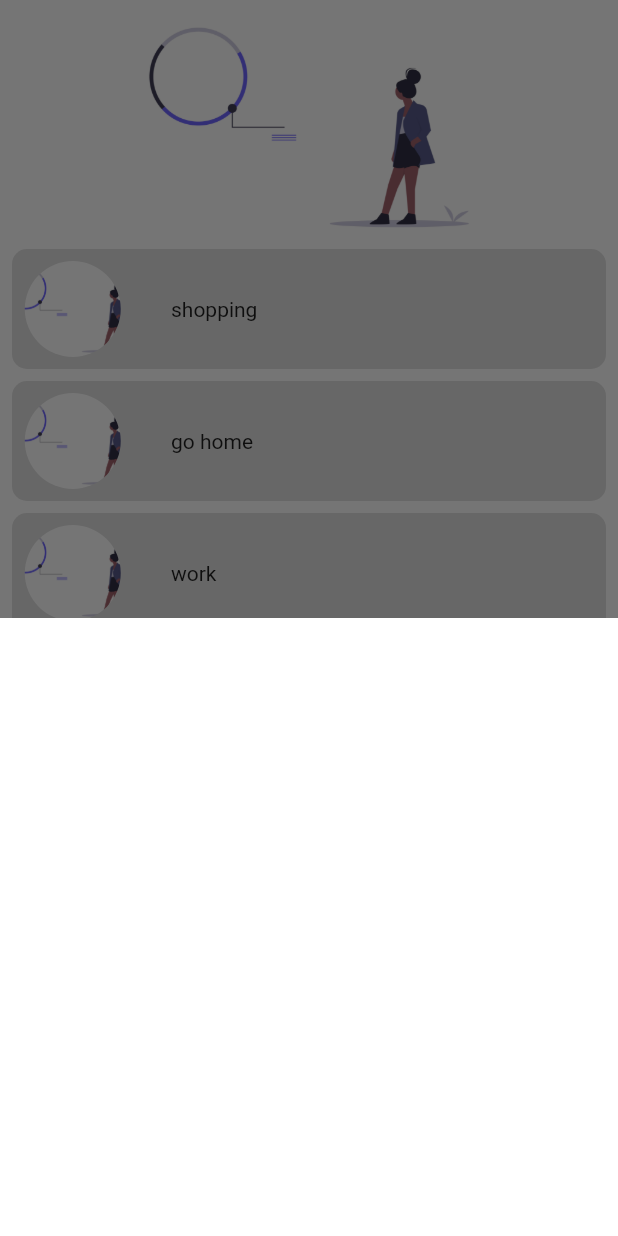
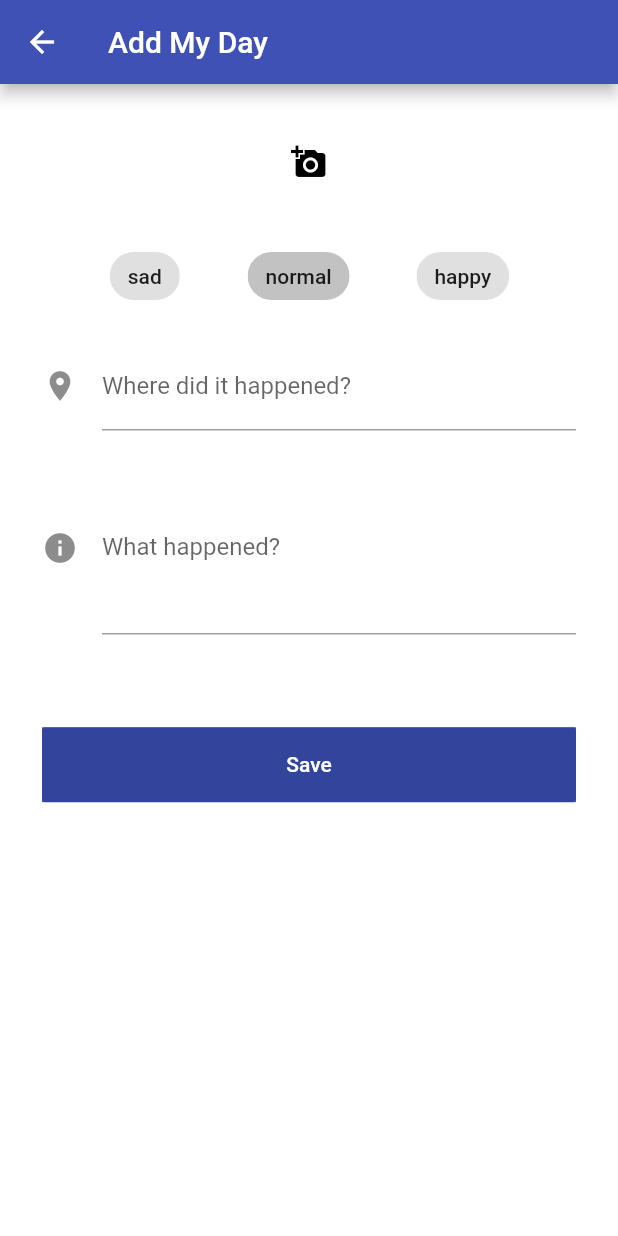
Before and after one commit to sambatlim/My_day, a Flutter app: the screen it shows after launch, after a tap on the "add" icon, on a phone screen of 412 x 824 dp. Run offline on Flutter 3.47's test engine with Material 2 defaults, Android fonts, the phone set to English and light mode, and no system bars; our stand-ins replace image_picker, sqflite; accounts and stored records are empty.

Commit message:
add new page and change the way we add "MyDay"

```diff
--- a/lib/main.dart
+++ b/lib/main.dart
@@ -1,4 +1,5 @@
 import 'package:flutter/material.dart';
+import 'package:flutter/services.dart';
 import 'package:my_day/ui/home_page.dart';
 
 void main() => runApp(MyApp());
@@ -7,6 +8,10 @@ class MyApp extends StatelessWidget {
   // This widget is the root of your application.
   @override
   Widget build(BuildContext context) {
+    SystemChrome.setPreferredOrientations([
+      DeviceOrientation.portraitUp,
+      DeviceOrientation.portraitDown,
+    ]);
     return MaterialApp(
       title: 'Flutter Demo',
       theme: ThemeData(
--- /dev/null
+++ b/lib/ui/add_myday.dart
@@ -0,0 +1,114 @@
+import 'dart:io';
+
+import 'package:flutter/cupertino.dart';
+import 'package:flutter/material.dart';
+import 'package:image_picker/image_picker.dart';
+
+class AddMyday extends StatefulWidget {
+  @override
+  _AddMydayState createState() => _AddMydayState();
+}
+
+class _AddMydayState extends State<AddMyday> {
+  List<String> _allStatus = ['sad', 'normal', 'happy'];
+  int _value = 1;
+  File _image;
+
+  Future getImage() async {
+    var image = await ImagePicker.pickImage(source: ImageSource.gallery);
+
+    setState(() {
+      _image = image;
+    });
+  }
+
+  @override
+  Widget build(BuildContext context) {
+    return Scaffold(
+      appBar: AppBar(
+        title: Text('Add My Day'),
+      ),
+      body: SafeArea(
+        child: Container(
+          child: Padding(
+            padding: const EdgeInsets.only(top: 20, right: 20, left: 20),
+            child: Form(
+              child: ListView(
+                children: <Widget>[
+                  Padding(
+                    padding: EdgeInsets.all(8),
+                    child: _image == null
+                        ? IconButton(
+                            icon: Icon(Icons.add_a_photo),
+                            color: Colors.black,
+                            onPressed: getImage,
+                          )
+                        : Container(
+                            width: 100, height: 100, child: Image.file(_image)),
+                  ),
+                  Padding(
+                    padding: const EdgeInsets.only(top: 20, left: 8, right: 8),
+                    child: Row(
+                      mainAxisAlignment: MainAxisAlignment.spaceEvenly,
+                      children: List<Widget>.generate(
+                        _allStatus.length,
+                        (int index) {
+                          return ChoiceChip(
+                            label: Text(_allStatus[index]),
+                            selected: _value == index,
+                            onSelected: (bool selected) {
+                              setState(() {
+                                _value = selected ? index : null;
+                              });
+                            },
+                          );
+                        },
+                      ).toList(),
+                    ),
+                  ),
+                  Padding(
+                    padding: const EdgeInsets.only(right: 8, left: 8, top: 20),
+                    child: TextFormField(
+                      decoration: const InputDecoration(
+                        icon: Icon(Icons.place),
+                        hintText: 'Where did it happen?',
+                        labelText: 'Where did it happened?',
+                      ),
+                    ),
+                  ),
+                  Padding(
+                    padding: const EdgeInsets.only(right: 8, left: 8, top: 20),
+                    child: TextFormField(
+                      maxLines: 4,
+                      decoration: const InputDecoration(
+                        icon: Icon(Icons.info),
+                        hintText: 'Describe what happended to you',
+                        labelText: 'What happened?',
+                      ),
+                    ),
+                  ),
+                  Container(
+                    width: MediaQuery.of(context).size.width - 50,
+                    height: 50,
+                    color: Colors.indigoAccent,
+                    margin: EdgeInsets.only(
+                        top: MediaQuery.of(context).size.width * 0.15,
+                        left: 8,
+                        right: 8),
+                    child: RaisedButton(
+                      child: Text(
+                        'Save',
+                        style: TextStyle(color: Colors.white),
+                      ),
+                      onPressed: null,
+                    ),
+                  ),
+                ],
+              ),
+            ),
+          ),
+        ),
+      ),
+    );
+  }
+}
--- a/lib/ui/home_page.dart
+++ b/lib/ui/home_page.dart
@@ -1,15 +1,13 @@
 import 'package:flutter/material.dart';
 import 'package:flutter/widgets.dart';
 
-class HomePage extends StatefulWidget {
+import 'add_myday.dart';
+
+class HomePage extends StatelessWidget {
   HomePage({Key key, this.title}) : super(key: key);
 
   final String title;
   @override
-  _HomePageState createState() => _HomePageState();
-}
-
-class _HomePageState extends State<HomePage> {
   final List<String> entries = <String>[
     'shopping',
     'go home',
@@ -18,6 +16,7 @@ class _HomePageState extends State<HomePage> {
     'go home',
     'work'
   ];
+
   final List<int> colorCodes = <int>[600, 500, 100];
   @override
   Widget build(BuildContext context) {
@@ -84,7 +83,8 @@ class _HomePageState extends State<HomePage> {
       floatingActionButton: new FloatingActionButton(
         child: Icon(Icons.add),
         onPressed: () {
-          _addNewToday(context);
+          Navigator.of(context).push(_createRoute());
+          ;
         },
       ),
       floatingActionButtonLocation: FloatingActionButtonLocation.centerDocked,
@@ -92,24 +92,20 @@ class _HomePageState extends State<HomePage> {
   }
 }
 
-Widget _header() {
-  return Container(
-    decoration: BoxDecoration(),
+Route _createRoute() {
+  return PageRouteBuilder(
+    pageBuilder: (context, animation, secondaryAnimation) => AddMyday(),
+    transitionsBuilder: (context, animation, secondaryAnimation, child) {
+      var begin = Offset(0.0, 1.0);
+      var end = Offset.zero;
+      var curve = Curves.ease;
+
+      var tween = Tween(begin: begin, end: end).chain(CurveTween(curve: curve));
+
+      return SlideTransition(
+        position: animation.drive(tween),
+        child: child,
+      );
+    },
   );
 }
-
-void _addNewToday(BuildContext context) {
-  showModalBottomSheet(
-      context: context,
-      builder: (builder) {
-        return new Container(
-          width: MediaQuery.of(context).size.width,
-          height: MediaQuery.of(context).size.height / 2,
-          decoration: new BoxDecoration(
-              color: Colors.white,
-              borderRadius: new BorderRadius.only(
-                  topLeft: const Radius.circular(10.0),
-                  topRight: const Radius.circular(10.0))),
-        );
-      });
-}
--- a/pubspec.yaml
+++ b/pubspec.yaml
@@ -21,6 +21,7 @@ dependencies:
     sdk: flutter
   sqflite: ^1.2.0
   path_provider: ^1.5.1
+  image_picker: ^0.6.2+3
 
   # The following adds the Cupertino Icons font to your application.
   # Use with the CupertinoIcons class for iOS style icons.
```
Also changed, not shown: pubspec.lock, 2 other files.
